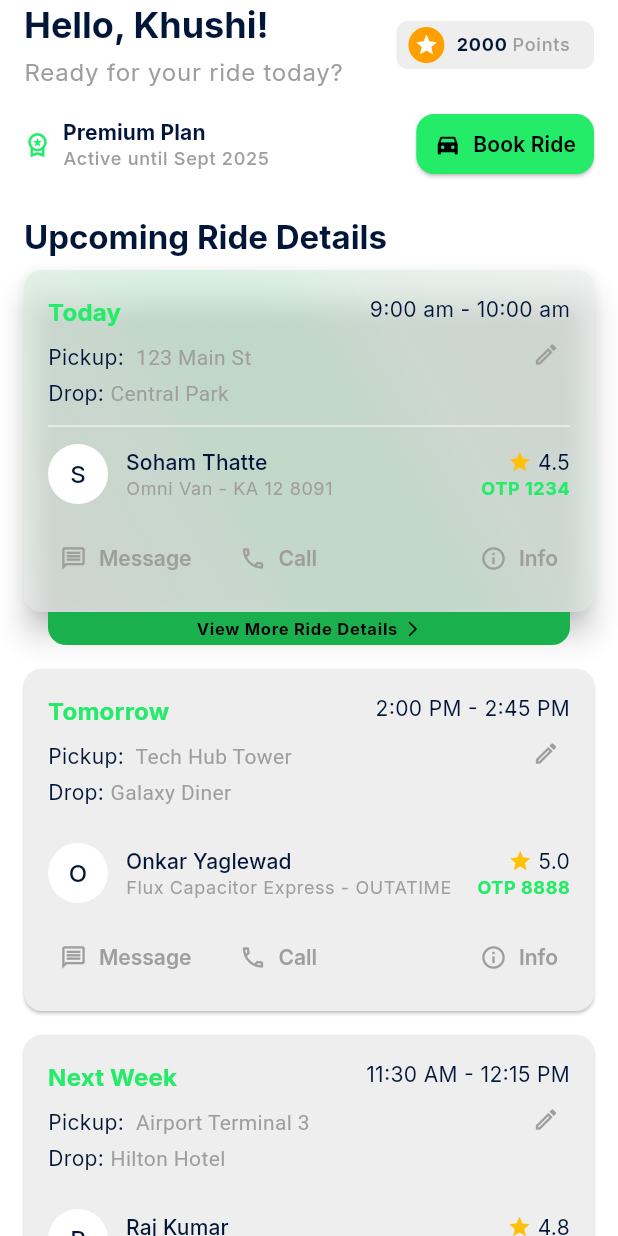
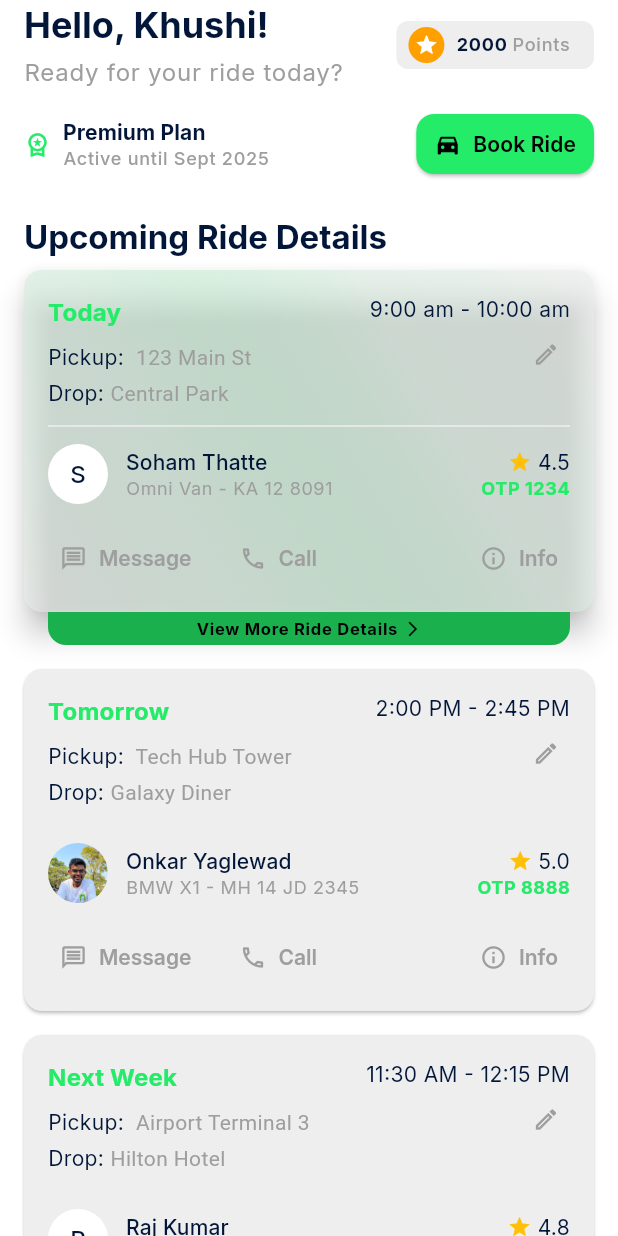
Before and after one commit to once-human/via-commuter, a Flutter app: the HomeScreen screen opened directly, on a phone screen of 412 x 824 dp. Run offline on Flutter 3.47's test engine with Material 3 defaults, Android fonts, the phone set to English and light mode, and no system bars; drawn by our look-alikes of dynamic_color, flutter_animate; our stand-ins replace country_picker, flutter_staggered_animations, flutter_svg, go_router, shared_preferences; accounts and stored records are empty.

```diff
--- a/lib/presentation/screens/home_screen.dart
+++ b/lib/presentation/screens/home_screen.dart
@@ -51,8 +51,8 @@ class _HomeScreenState extends State<HomeScreen> with TickerProviderStateMixin {
       'driverImageUrl': "",
       'driverRating': 5.0,
       'otp': "OTP 8888",
-      'vehicleModel': "Flux Capacitor Express",
-      'vehicleNumber': "OUTATIME",
+      'vehicleModel': "BMW X1",
+      'vehicleNumber': "MH 14 JD 2345",
     },
     {
       'userName': "Khushi",
@@ -177,12 +177,13 @@ class _HomeScreenState extends State<HomeScreen> with TickerProviderStateMixin {
   }
 
   void _handlePointsTapUp(TapUpDetails details) {
+    // Trigger haptic immediately on tap up
+    HapticFeedback.mediumImpact();
+    // Still reverse the animation
     Future.delayed(const Duration(milliseconds: 100), () {
         if (mounted) _pointsTapController.reverse();
     });
-     // Original tap logic
-     // Use medium impact for header buttons
-     HapticFeedback.mediumImpact();
+     // Original tap logic (excluding haptic)
      print('Points chip pressed');
      // TODO: Implement navigation
   }
@@ -196,12 +197,13 @@ class _HomeScreenState extends State<HomeScreen> with TickerProviderStateMixin {
   }
 
   void _handleBookRideTapUp(TapUpDetails details) {
+    // Trigger haptic immediately on tap up
+    HapticFeedback.mediumImpact();
+    // Still reverse the animation
     Future.delayed(const Duration(milliseconds: 100), () {
       if (mounted) _bookRideTapController.reverse();
     });
-    // Original tap logic
-    // Use medium impact for header buttons
-    HapticFeedback.mediumImpact();
+    // Original tap logic (excluding haptic)
     print('Book ride from header pressed');
     // TODO: Implement navigation
   }
@@ -741,17 +743,25 @@ class _HomeScreenState extends State<HomeScreen> with TickerProviderStateMixin {
                                 children: [
                                   CircleAvatar(
                                     radius: 20,
-                                    // Use pure black/white based on theme brightness
+                                    // Use pure black/white based on theme brightness as fallback background
                                     backgroundColor: Theme.of(context).brightness == Brightness.dark
                                                        ? Colors.black
                                                        : Colors.white,
-                                    child: Text(
-                                      rideData['driverName'].toString()[0],
-                                      style: textTheme.titleMedium?.copyWith(
-                                        // Keep contrast color (onSurface: white on black, black on white)
-                                        color: colorScheme.onSurface,
-                                      ),
-                                    ),
+                                    // Conditionally set background image
+                                    backgroundImage: rideData['driverName'] == 'Onkar Yaglewad'
+                                        ? const AssetImage('assets/driver_profiles/onkar.jpg')
+                                        : null,
+                                    // Set child (initial) ONLY if backgroundImage is null
+                                    child: rideData['driverName'] != 'Onkar Yaglewad'
+                                        ? Text(
+                                            rideData['driverName'].toString().isNotEmpty
+                                                ? rideData['driverName'].toString()[0]
+                                                : '?', // Fallback if name is empty
+                                            style: textTheme.titleMedium?.copyWith(
+                                              color: colorScheme.onSurface,
+                                            ),
+                                          )
+                                        : null, // No child if background image should be present
                                   ),
                                   const SizedBox(width: 12), // CONST
                                   Expanded(
```
Also changed, not shown: pubspec.yaml (+8 -0 lines), assets/driver_profiles/onkar.jpg (added).
